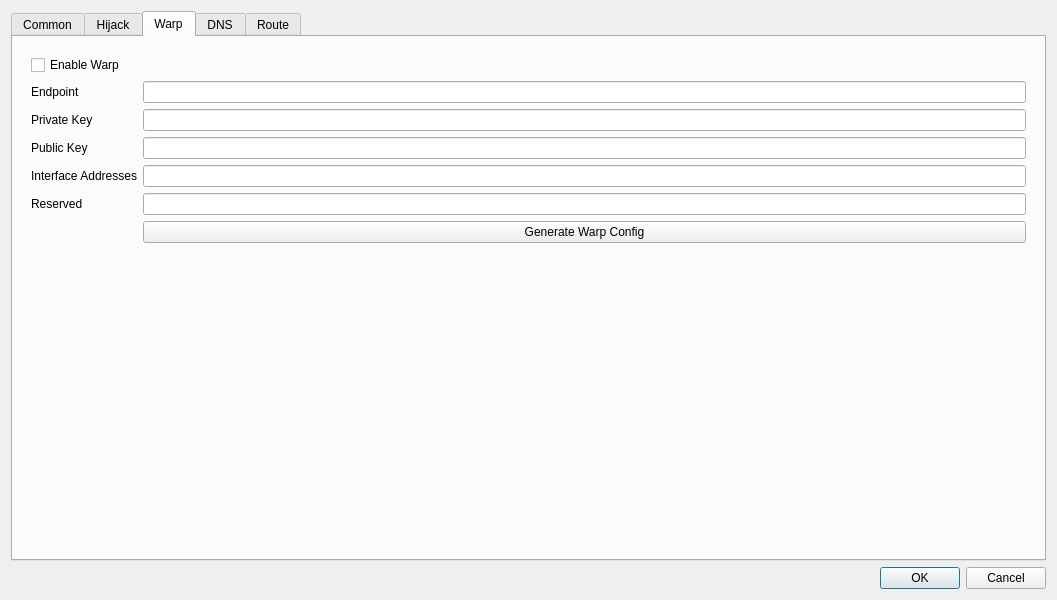
This is upstream/include/ui/setting/dialog_manage_routes.ui in hopol/throne-mirror as Qt 5 draws it before an edit. The edited form follows.
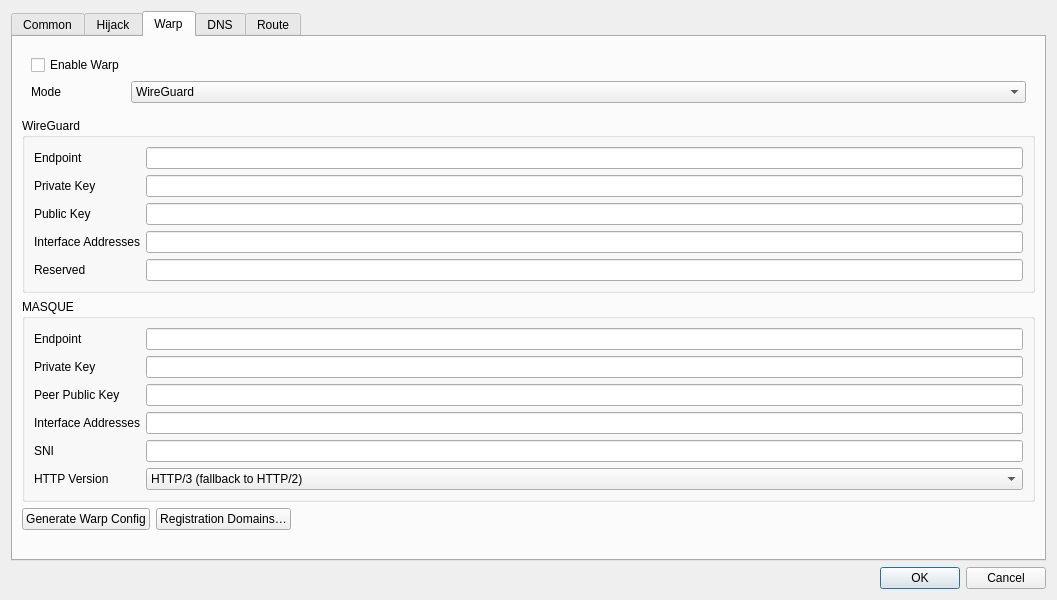
This is the edited form. The open tabs and pages were chosen to show the change.

```diff
--- a/upstream/include/ui/setting/dialog_manage_routes.ui
+++ b/upstream/include/ui/setting/dialog_manage_routes.ui
@@ -255,68 +255,238 @@
            </widget>
           </item>
           <item row="1" column="0">
+           <widget class="QLabel" name="warp_mode_l">
+            <property name="toolTip">
+             <string>WireGuard runs over UDP. MASQUE tunnels over HTTP/3 or HTTP/2 and passes networks that block WireGuard.</string>
+            </property>
+            <property name="text">
+             <string>Mode</string>
+            </property>
+           </widget>
+          </item>
+          <item row="1" column="1">
+           <widget class="QComboBox" name="warp_mode">
+            <property name="toolTip">
+             <string>WireGuard runs over UDP. MASQUE tunnels over HTTP/3 or HTTP/2 and passes networks that block WireGuard.</string>
+            </property>
+            <item>
+             <property name="text">
+              <string notr="true">WireGuard</string>
+             </property>
+            </item>
+            <item>
+             <property name="text">
+              <string notr="true">MASQUE</string>
+             </property>
+            </item>
+           </widget>
+          </item>
+         </layout>
+        </widget>
+       </item>
+       <item>
+        <widget class="QGroupBox" name="warp_wg_box">
+         <property name="title">
+          <string notr="true">WireGuard</string>
+         </property>
+         <layout class="QFormLayout" name="warp_wg_form">
+          <item row="0" column="0">
            <widget class="QLabel" name="label_7">
             <property name="text">
              <string>Endpoint</string>
             </property>
            </widget>
           </item>
-          <item row="1" column="1">
+          <item row="0" column="1">
            <widget class="QLineEdit" name="warp_ep"/>
           </item>
-          <item row="2" column="0">
+          <item row="1" column="0">
            <widget class="QLabel" name="label_4">
             <property name="text">
              <string>Private Key</string>
             </property>
            </widget>
           </item>
-          <item row="2" column="1">
+          <item row="1" column="1">
            <widget class="QLineEdit" name="warp_private_key"/>
           </item>
-          <item row="3" column="0">
+          <item row="2" column="0">
            <widget class="QLabel" name="label_5">
             <property name="text">
              <string>Public Key</string>
             </property>
            </widget>
           </item>
-          <item row="3" column="1">
+          <item row="2" column="1">
            <widget class="QLineEdit" name="warp_public_key"/>
           </item>
-          <item row="7" column="1">
-           <widget class="QPushButton" name="warp_autogen">
-            <property name="toolTip">
-             <string>&lt;html&gt;&lt;head/&gt;&lt;body&gt;&lt;p&gt;Gets a new config from cloudflare API&lt;/p&gt;&lt;/body&gt;&lt;/html&gt;</string>
-            </property>
-            <property name="text">
-             <string>Generate Warp Config</string>
-            </property>
-           </widget>
-          </item>
-          <item row="5" column="1">
-           <widget class="QLineEdit" name="warp_reserved"/>
-          </item>
-          <item row="5" column="0">
-           <widget class="QLabel" name="label">
-            <property name="text">
-             <string>Reserved</string>
-            </property>
-           </widget>
-          </item>
-          <item row="4" column="0">
+          <item row="3" column="0">
            <widget class="QLabel" name="label_12">
             <property name="text">
              <string>Interface Addresses</string>
             </property>
            </widget>
           </item>
-          <item row="4" column="1">
+          <item row="3" column="1">
            <widget class="QLineEdit" name="warp_ifc_addrs"/>
           </item>
+          <item row="4" column="0">
+           <widget class="QLabel" name="label">
+            <property name="text">
+             <string>Reserved</string>
+            </property>
+           </widget>
+          </item>
+          <item row="4" column="1">
+           <widget class="QLineEdit" name="warp_reserved"/>
+          </item>
          </layout>
         </widget>
        </item>
+       <item>
+        <widget class="QGroupBox" name="warp_masque_box">
+         <property name="title">
+          <string notr="true">MASQUE</string>
+         </property>
+         <layout class="QFormLayout" name="warp_masque_form">
+          <item row="0" column="0">
+           <widget class="QLabel" name="warp_masque_ep_l">
+            <property name="text">
+             <string>Endpoint</string>
+            </property>
+           </widget>
+          </item>
+          <item row="0" column="1">
+           <widget class="QLineEdit" name="warp_masque_ep"/>
+          </item>
+          <item row="1" column="0">
+           <widget class="QLabel" name="warp_masque_private_key_l">
+            <property name="text">
+             <string>Private Key</string>
+            </property>
+           </widget>
+          </item>
+          <item row="1" column="1">
+           <widget class="QLineEdit" name="warp_masque_private_key"/>
+          </item>
+          <item row="2" column="0">
+           <widget class="QLabel" name="warp_masque_peer_public_key_l">
+            <property name="toolTip">
+             <string>Base64 DER of the server's public key. When set, it pins the server certificate.</string>
+            </property>
+            <property name="text">
+             <string>Peer Public Key</string>
+            </property>
+           </widget>
+          </item>
+          <item row="2" column="1">
+           <widget class="QLineEdit" name="warp_masque_peer_public_key"/>
+          </item>
+          <item row="3" column="0">
+           <widget class="QLabel" name="warp_masque_ifc_addrs_l">
+            <property name="text">
+             <string>Interface Addresses</string>
+            </property>
+           </widget>
+          </item>
+          <item row="3" column="1">
+           <widget class="QLineEdit" name="warp_masque_ifc_addrs"/>
+          </item>
+          <item row="4" column="0">
+           <widget class="QLabel" name="warp_masque_sni_l">
+            <property name="text">
+             <string notr="true">SNI</string>
+            </property>
+           </widget>
+          </item>
+          <item row="4" column="1">
+           <widget class="QLineEdit" name="warp_masque_sni"/>
+          </item>
+          <item row="5" column="0">
+           <widget class="QLabel" name="warp_masque_http_mode_l">
+            <property name="toolTip">
+             <string>HTTP/3 runs over UDP; HTTP/2 runs over TLS on TCP and works where UDP is blocked.</string>
+            </property>
+            <property name="text">
+             <string>HTTP Version</string>
+            </property>
+           </widget>
+          </item>
+          <item row="5" column="1">
+           <widget class="QComboBox" name="warp_masque_http_mode">
+            <property name="toolTip">
+             <string>HTTP/3 runs over UDP; HTTP/2 runs over TLS on TCP and works where UDP is blocked.</string>
+            </property>
+            <item>
+             <property name="text">
+              <string>HTTP/3 (fallback to HTTP/2)</string>
+             </property>
+            </item>
+            <item>
+             <property name="text">
+              <string>HTTP/3 only</string>
+             </property>
+            </item>
+            <item>
+             <property name="text">
+              <string notr="true">HTTP/2</string>
+             </property>
+            </item>
+           </widget>
+          </item>
+         </layout>
+        </widget>
+       </item>
+       <item>
+        <layout class="QHBoxLayout" name="warp_autogen_row">
+         <item>
+          <widget class="QPushButton" name="warp_autogen">
+           <property name="toolTip">
+            <string>&lt;html&gt;&lt;head/&gt;&lt;body&gt;&lt;p&gt;Gets a new config from cloudflare API&lt;/p&gt;&lt;/body&gt;&lt;/html&gt;</string>
+           </property>
+           <property name="text">
+            <string>Generate Warp Config</string>
+           </property>
+          </widget>
+         </item>
+         <item>
+          <widget class="QPushButton" name="warp_api_hosts_btn">
+           <property name="toolTip">
+            <string>Cloudflare API domains to try, in order, when generating a WARP config</string>
+           </property>
+           <property name="text">
+            <string>Registration Domains…</string>
+           </property>
+          </widget>
+         </item>
+         <item>
+          <spacer name="warp_autogen_spacer">
+           <property name="orientation">
+            <enum>Qt::Horizontal</enum>
+           </property>
+           <property name="sizeHint" stdset="0">
+            <size>
+             <width>40</width>
+             <height>20</height>
+            </size>
+           </property>
+          </spacer>
+         </item>
+        </layout>
+       </item>
+       <item>
+        <spacer name="warp_bottom_spacer">
+         <property name="orientation">
+          <enum>Qt::Vertical</enum>
+         </property>
+         <property name="sizeHint" stdset="0">
+          <size>
+           <width>20</width>
+           <height>40</height>
+          </size>
+         </property>
+        </spacer>
+       </item>
       </layout>
      </widget>
      <widget class="QWidget" name="tab_3">
```
